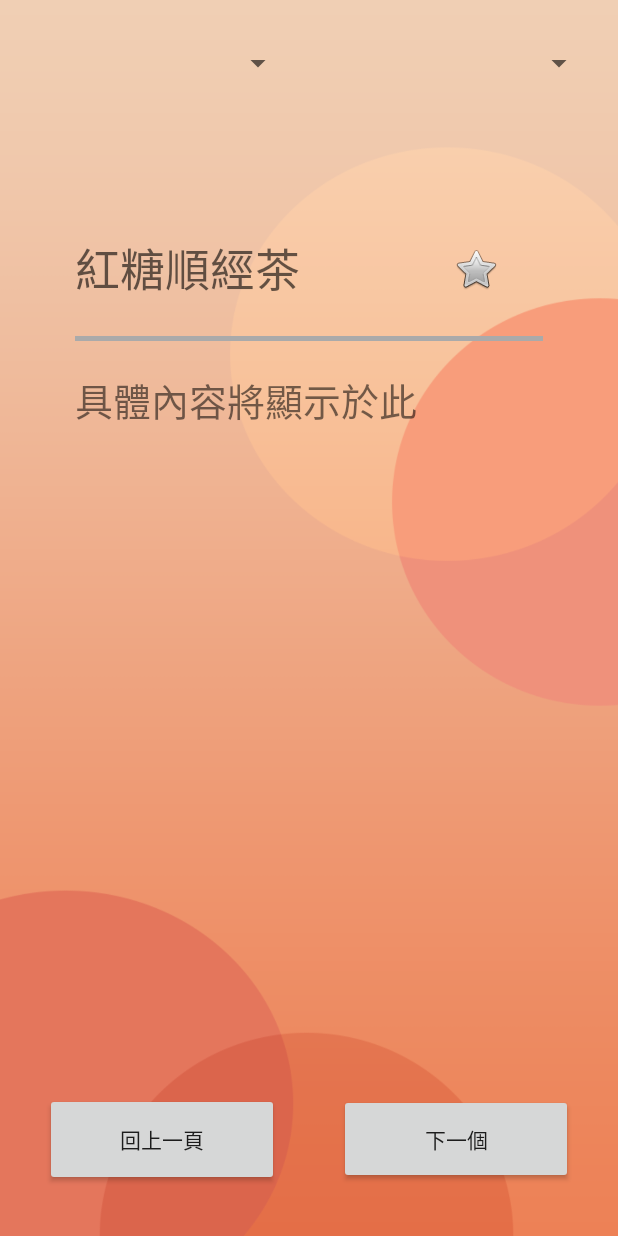
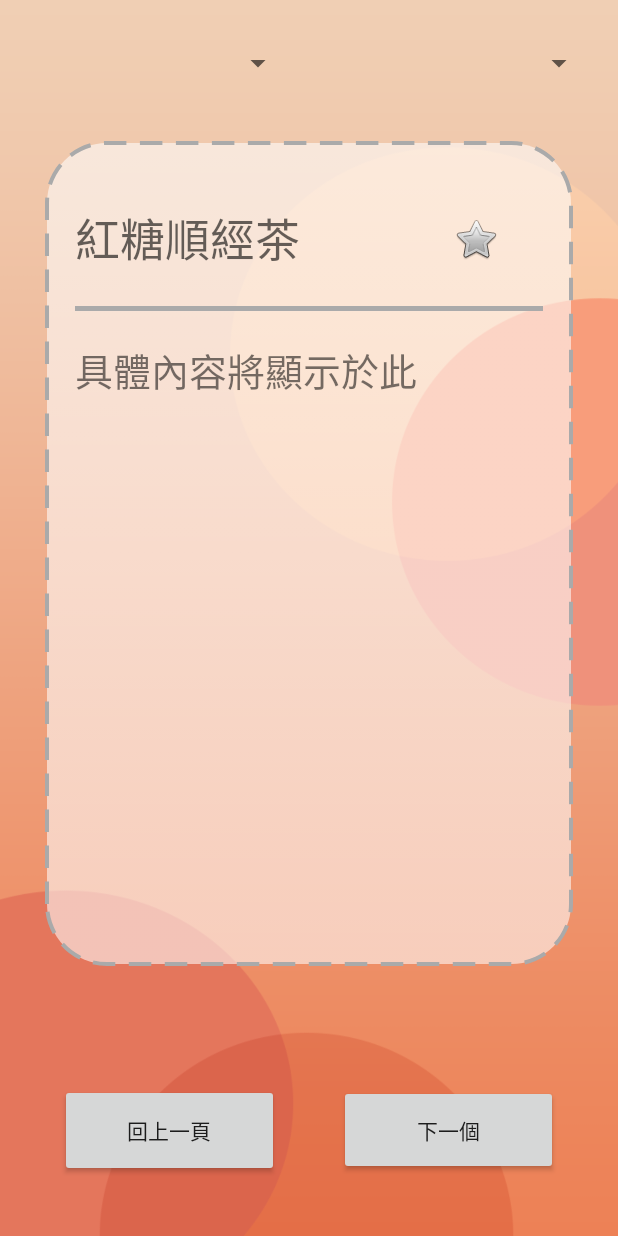
Before and after one commit to apple310565/Women-s-Health-APP, an Android app: the eat screen opened directly, with no data from a screen before it, on a phone screen of 412 x 824 dp. Run offline under Robolectric (Android 15) with nearby library versions, the phone set to English and light mode, and no system bars.

Commit message:
增加健康資訊站版面與飲食版面

```diff
--- a/app/src/main/res/drawable/bottom_stoken.xml
+++ b/app/src/main/res/drawable/bottom_stoken.xml
@@ -3,7 +3,6 @@
     <item android:bottom="1dp">
         <shape android:shape="rectangle"  >
             <stroke android:width="2.5dp"
-
                 android:color="#AAAAAA" />
         </shape>
     </item>
--- a/app/src/main/res/drawable/corner_round.xml
+++ b/app/src/main/res/drawable/corner_round.xml
@@ -1,15 +1,13 @@
 <?xml version="1.0" encoding="utf-8"?>
 <selector xmlns:android="http://schemas.android.com/apk/res/android">
-<!-- 預設時 -->
-<item android:color="#8FFFFFFF">
+<item android:bottom="1dp">
     <shape android:shape="rectangle"  >
         <corners android:radius="40dip" />
         <stroke android:width="2.5dp"
             android:dashWidth="15dp"
             android:dashGap="9dp"
             android:color="#AAAAAA" />
-        <gradient android:angle="-90" android:startColor="#8FFFFFFF" android:endColor="#8FFFFFFF"  />
+        <gradient android:startColor="#8FFFFFFF" android:endColor="#8FFFFFFF"  />
     </shape>
 </item>
-
 </selector>
--- a/app/src/main/res/layout/activity_eat.xml
+++ b/app/src/main/res/layout/activity_eat.xml
@@ -26,7 +26,8 @@
             android:layout_height="40dp"
             android:layout_gravity="center_vertical"
             android:layout_margin="10dp"
-            android:layout_weight="1" />
+            android:layout_weight="1"
+             />
 
         <Spinner
             android:id="@+id/spinner_select"
@@ -34,7 +35,8 @@
             android:layout_height="40dp"
             android:layout_gravity="center_vertical"
             android:layout_margin="10dp"
-            android:layout_weight="1" />
+            android:layout_weight="1"
+             />
     </LinearLayout>
 
     <LinearLayout
@@ -43,12 +45,12 @@
         android:layout_height="550dp"
         android:layout_marginStart="30dp"
         android:layout_marginLeft="30dp"
-        android:layout_marginTop="30dp"
+        android:layout_marginTop="10dp"
         android:layout_marginEnd="30dp"
         android:layout_marginRight="30dp"
+        android:layout_weight="1"
         android:background="@drawable/corner_round"
         android:orientation="vertical"
-        android:layout_weight="1"
         app:layout_constraintEnd_toEndOf="parent"
         app:layout_constraintStart_toStartOf="parent"
         app:layout_constraintTop_toBottomOf="@+id/linearLayout10">
@@ -56,11 +58,10 @@
         <LinearLayout
             android:layout_width="match_parent"
             android:layout_height="90dp"
-            android:orientation="horizontal"
-            android:layout_marginRight="20dp"
             android:layout_marginLeft="20dp"
             android:layout_marginTop="20dp"
-           >
+            android:layout_marginRight="20dp"
+            android:orientation="horizontal">
 
             <TextView
                 android:id="@+id/title"
@@ -69,8 +70,8 @@
                 android:layout_gravity="center_vertical"
                 android:layout_weight="1"
                 android:text="紅糖順經茶"
-                android:textSize="30sp"
-                android:textAppearance="@style/TextAppearance.AppCompat.Display1" />
+                android:textAppearance="@style/TextAppearance.AppCompat.Display1"
+                android:textSize="30sp" />
 
             <ImageButton
                 android:id="@+id/imageButton3"
@@ -88,14 +89,17 @@
             android:layout_marginRight="20dp"
             android:background="@drawable/bottom_stoken"
             android:orientation="horizontal"></LinearLayout>
+
         <ScrollView
-            android:layout_width="match_parent"
-            android:layout_height="match_parent"
+            android:layout_width="320dp"
+            android:layout_height="402dp"
             android:layout_margin="20dp">
+
             <LinearLayout
                 android:layout_width="match_parent"
                 android:layout_height="match_parent"
                 android:orientation="horizontal">
+
                 <TextView
                     android:id="@+id/article"
                     android:layout_width="match_parent"
@@ -128,6 +132,7 @@
             android:layout_height="62dp"
             android:layout_gravity="bottom|left"
             android:layout_marginRight="20dp"
+            android:layout_marginLeft="10dp"
             android:layout_weight="1"
             android:text="回上一頁" />
 
@@ -137,6 +142,7 @@
             android:layout_height="60dp"
             android:layout_gravity="bottom|right"
             android:layout_marginLeft="20dp"
+            android:layout_marginRight="10dp"
             android:layout_weight="1"
             android:text="下一個" />
     </LinearLayout>
```
